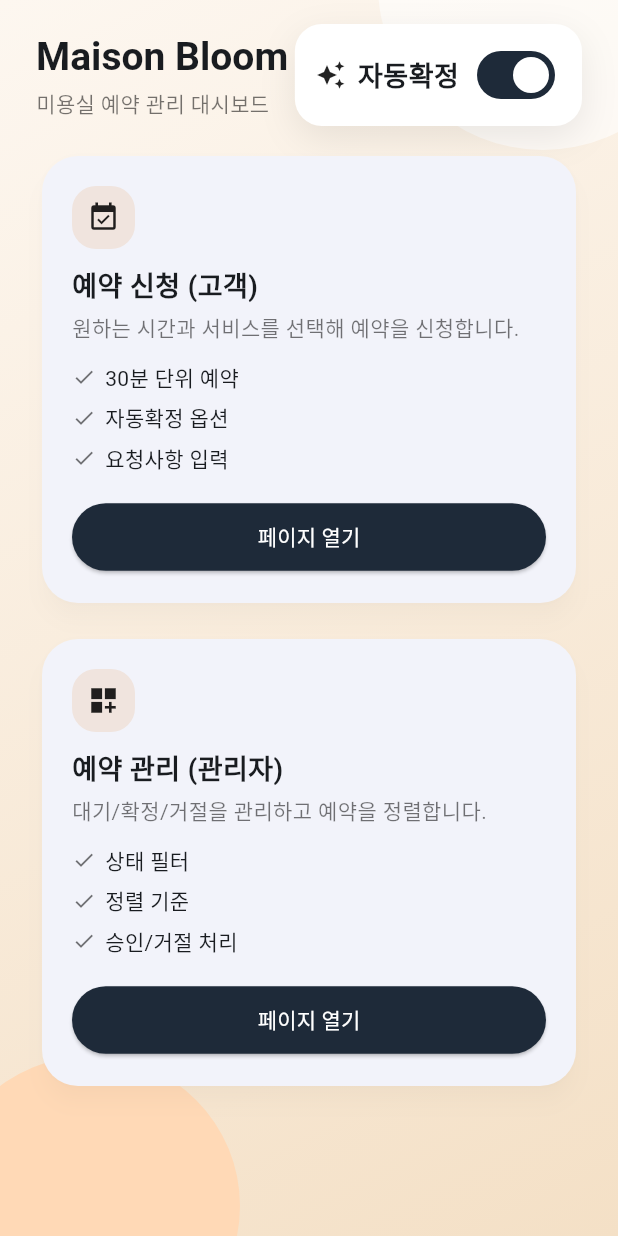
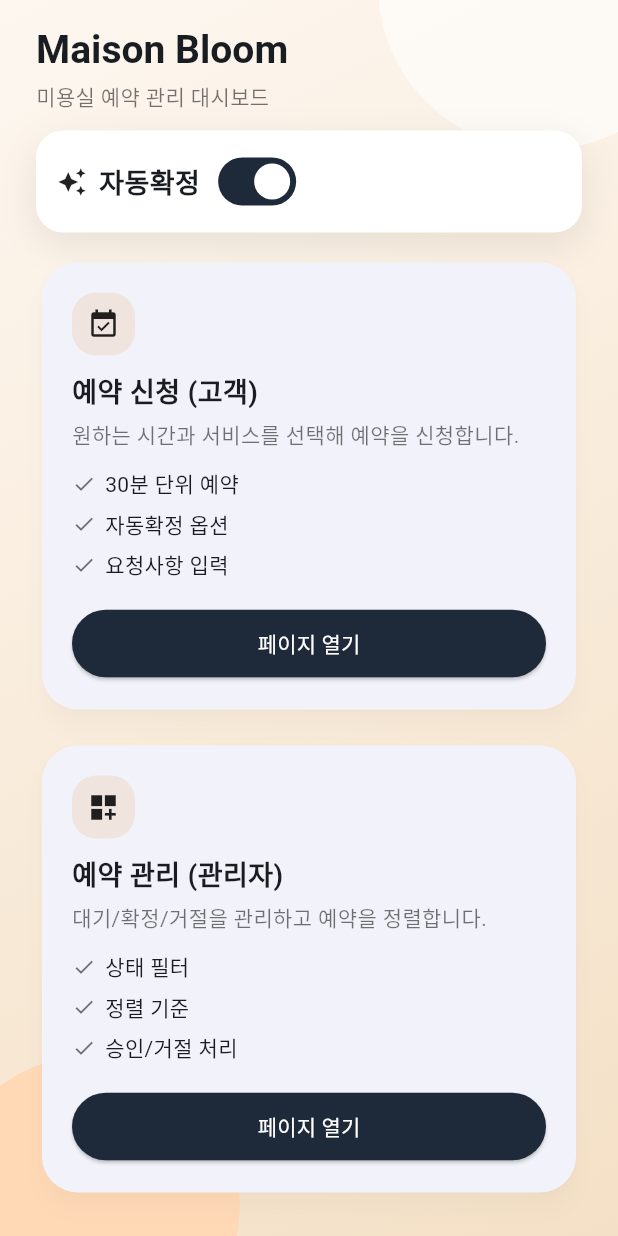
Before and after one commit to ParkTaeGyu/booking, a Flutter app: the screen it shows after launch, on a phone screen of 412 x 824 dp. Run offline on Flutter 3.47's test engine with Material 3 defaults, Android fonts, the light colour scheme and no system bars; our stand-ins replace shared_preferences; Roboto replaces fonts that are missing (Georgia).

Commit message:
수정: 상단 토글 오버플로우와 예약 폼 잘림 해결

```diff
--- a/lib/ui/pages/customer_page.dart
+++ b/lib/ui/pages/customer_page.dart
@@ -24,11 +24,13 @@ class CustomerPage extends StatelessWidget {
               SafeArea(
                 child: Padding(
                   padding: const EdgeInsets.symmetric(horizontal: 24, vertical: 16),
-                  child: BookingFormSection(
-                    services: BookingFormSection.defaultServices,
-                    autoApprove: store.autoApprove,
-                    bookings: store.bookings,
-                    onCreate: store.addBooking,
+                  child: SingleChildScrollView(
+                    child: BookingFormSection(
+                      services: BookingFormSection.defaultServices,
+                      autoApprove: store.autoApprove,
+                      bookings: store.bookings,
+                      onCreate: store.addBooking,
+                    ),
                   ),
                 ),
               ),
--- a/lib/ui/pages/home_page.dart
+++ b/lib/ui/pages/home_page.dart
@@ -74,9 +74,41 @@ class _TopBar extends StatelessWidget {
 
   @override
   Widget build(BuildContext context) {
-    return Row(
-      children: [
-        Column(
+    return LayoutBuilder(
+      builder: (context, constraints) {
+        final isNarrow = constraints.maxWidth < 720;
+        final toggleCard = Container(
+          padding: const EdgeInsets.symmetric(horizontal: 14, vertical: 10),
+          decoration: BoxDecoration(
+            color: Colors.white,
+            borderRadius: BorderRadius.circular(18),
+            boxShadow: [
+              BoxShadow(
+                blurRadius: 20,
+                color: Colors.black.withValues(alpha: 0.08),
+                offset: const Offset(0, 8),
+              ),
+            ],
+          ),
+          child: Row(
+            mainAxisSize: MainAxisSize.min,
+            children: [
+              const Icon(Icons.auto_awesome, size: 20),
+              const SizedBox(width: 8),
+              Text(
+                '자동확정',
+                style: Theme.of(context).textTheme.titleLarge,
+              ),
+              const SizedBox(width: 8),
+              Switch(
+                value: autoApprove,
+                onChanged: onAutoApproveChanged,
+              ),
+            ],
+          ),
+        );
+
+        final titleBlock = Column(
           crossAxisAlignment: CrossAxisAlignment.start,
           children: [
             Text(
@@ -91,38 +123,27 @@ class _TopBar extends StatelessWidget {
                   ),
             ),
           ],
-        ),
-        const Spacer(),
-        Container(
-          padding: const EdgeInsets.symmetric(horizontal: 14, vertical: 10),
-          decoration: BoxDecoration(
-            color: Colors.white,
-            borderRadius: BorderRadius.circular(18),
-            boxShadow: [
-              BoxShadow(
-                blurRadius: 20,
-                color: Colors.black.withValues(alpha: 0.08),
-                offset: const Offset(0, 8),
-              ),
+        );
+
+        if (isNarrow) {
+          return Column(
+            crossAxisAlignment: CrossAxisAlignment.start,
+            children: [
+              titleBlock,
+              const SizedBox(height: 12),
+              SizedBox(width: double.infinity, child: toggleCard),
             ],
-          ),
-          child: Row(
-            children: [
-              const Icon(Icons.auto_awesome, size: 20),
-              const SizedBox(width: 8),
-              Text(
-                '자동확정',
-                style: Theme.of(context).textTheme.titleLarge,
-              ),
-              const SizedBox(width: 8),
-              Switch(
-                value: autoApprove,
-                onChanged: onAutoApproveChanged,
-              ),
-            ],
-          ),
-        ),
-      ],
+          );
+        }
+
+        return Row(
+          children: [
+            titleBlock,
+            const Spacer(),
+            toggleCard,
+          ],
+        );
+      },
     );
   }
 }
```
